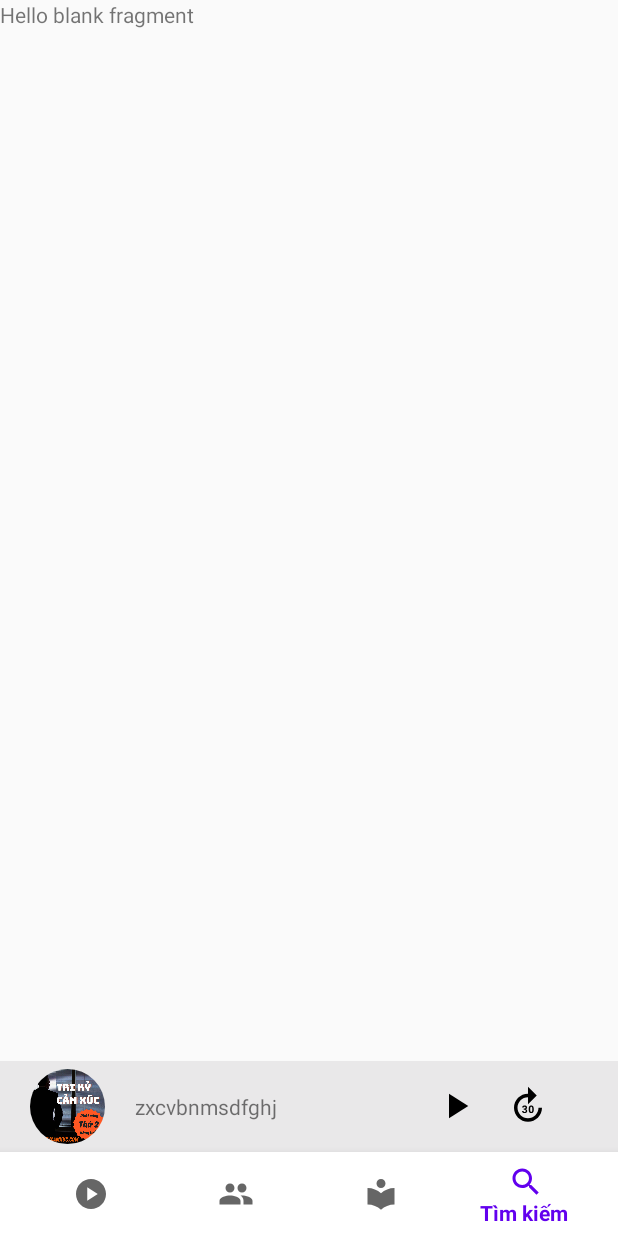
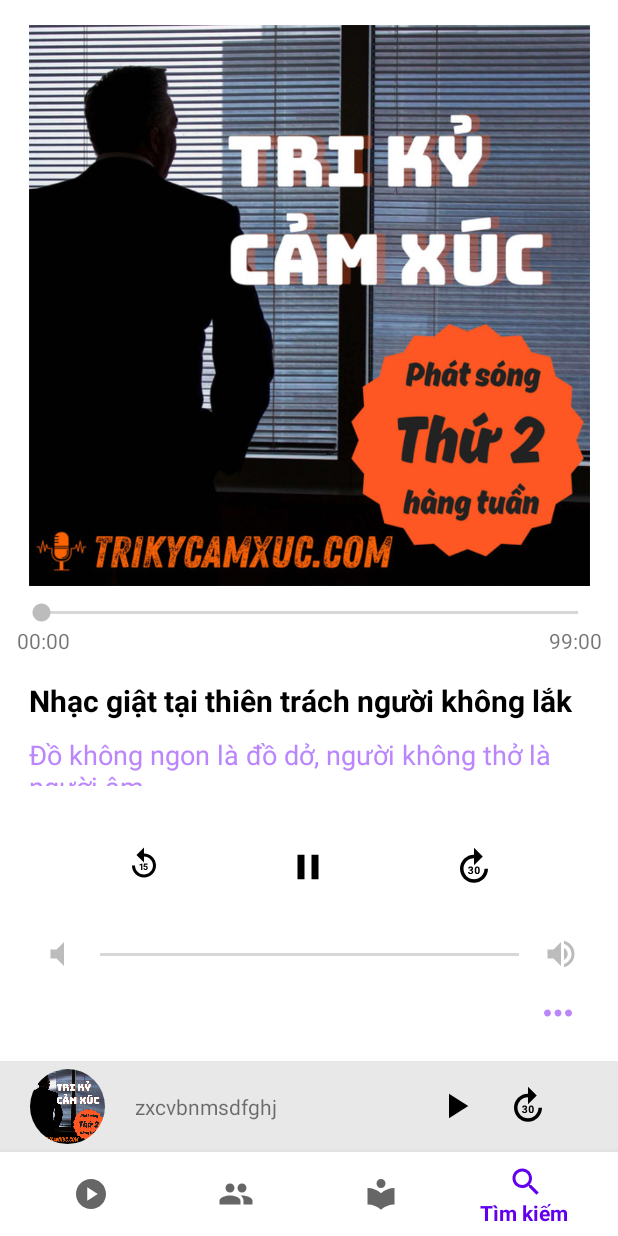
Before and after one commit to lienvanduc1808/Podcast-For-Life, an Android app: the screen it shows after launch (MainActivity), item 4 of the bottom bar chosen, on a phone screen of 412 x 824 dp. Run offline under Robolectric (Android 15) with nearby library versions, the phone set to English and light mode, and no system bars; plain views replace RoundedImageView.

Commit message:
[first commit]

```diff
--- a/app/src/main/AndroidManifest.xml
+++ b/app/src/main/AndroidManifest.xml
@@ -12,6 +12,9 @@
         android:theme="@style/Theme.Channel"
         tools:targetApi="31">
         <activity
+            android:name=".OpisodeFragment"
+            android:exported="false" />
+        <activity
             android:name=".MainActivity"
             android:exported="true">
             <intent-filter>
--- /dev/null
+++ b/app/src/main/java/com/example/channel/EpisodeFragment.kt
@@ -0,0 +1,34 @@
+package com.example.channel
+
+import android.os.Bundle
+import androidx.fragment.app.Fragment
+
+
+import android.view.LayoutInflater
+import android.view.View
+import android.view.ViewGroup
+import android.widget.ImageButton
+import android.widget.TextView
+
+class EpisodeFragment : Fragment() {
+    lateinit var ibMore: ImageButton
+
+    override fun onCreateView(
+        inflater: LayoutInflater, container: ViewGroup?,
+        savedInstanceState: Bundle?
+    ): View? {
+        return inflater.inflate(R.layout.fragment_episode, container, false)
+    }
+
+    override fun onViewCreated(view: View, savedInstanceState: Bundle?) {
+        super.onViewCreated(view, savedInstanceState)
+        ibMore = view.findViewById(R.id.ibMore)
+
+        var morebs = MoreBottomSheet()
+
+        ibMore.setOnClickListener {
+            morebs.show(getParentFragmentManager(), "Bottom Sheet Fragment")
+        }
+
+    }
+}
--- a/app/src/main/java/com/example/channel/MainActivity.kt
+++ b/app/src/main/java/com/example/channel/MainActivity.kt
@@ -25,7 +25,8 @@
                 R.id.action_NgheNgay -> replaceFragment(NgheNgayFragment())
                 R.id.action_Profile -> replaceFragment(ProfileFragment())
                 R.id.action_ThuVien -> replaceFragment(LibraryFragment())
-                R.id.action_Timkiem -> replaceFragment(SearchFragment())
+//                R.id.action_Timkiem -> replaceFragment(SearchFragment())
+                R.id.action_Timkiem -> replaceFragment(EpisodeFragment())
                 else->{
 
                 }
--- /dev/null
+++ b/app/src/main/res/drawable/baseline_replay_10_24.xml
@@ -0,0 +1,7 @@
+<vector android:height="24dp" android:tint="#000000"
+    android:viewportHeight="24" android:viewportWidth="24"
+    android:width="24dp" xmlns:android="http://schemas.android.com/apk/res/android">
+    <path android:fillColor="@android:color/white" android:pathData="M11.99,5V1l-5,5l5,5V7c3.31,0 6,2.69 6,6s-2.69,6 -6,6s-6,-2.69 -6,-6h-2c0,4.42 3.58,8 8,8s8,-3.58 8,-8S16.41,5 11.99,5z"/>
+    <path android:fillColor="@android:color/white" android:pathData="M10.89,16h-0.85v-3.26l-1.01,0.31v-0.69l1.77,-0.63h0.09V16z"/>
+    <path android:fillColor="@android:color/white" android:pathData="M11.69,13.9l0.25,-2.17h2.39v0.71h-1.7l-0.11,0.92c0.03,-0.02 0.07,-0.03 0.11,-0.05s0.09,-0.04 0.15,-0.05s0.12,-0.03 0.18,-0.04s0.13,-0.02 0.2,-0.02c0.21,0 0.39,0.03 0.55,0.1s0.3,0.16 0.41,0.28s0.2,0.27 0.25,0.45s0.09,0.38 0.09,0.6c0,0.19 -0.03,0.37 -0.09,0.54s-0.15,0.32 -0.27,0.45s-0.27,0.24 -0.45,0.31s-0.39,0.12 -0.64,0.12c-0.18,0 -0.36,-0.03 -0.53,-0.08s-0.32,-0.14 -0.46,-0.24s-0.24,-0.24 -0.32,-0.39s-0.13,-0.33 -0.13,-0.53h0.84c0.02,0.18 0.08,0.32 0.19,0.41s0.25,0.15 0.42,0.15c0.11,0 0.2,-0.02 0.27,-0.06s0.14,-0.1 0.18,-0.17s0.08,-0.15 0.11,-0.25s0.03,-0.2 0.03,-0.31s-0.01,-0.21 -0.04,-0.31s-0.07,-0.17 -0.13,-0.24s-0.13,-0.12 -0.21,-0.15s-0.19,-0.05 -0.3,-0.05c-0.08,0 -0.15,0.01 -0.2,0.02s-0.11,0.03 -0.15,0.05s-0.08,0.05 -0.12,0.07s-0.07,0.06 -0.1,0.09L10.69,13.9z"/>
+</vector>
--- /dev/null
+++ b/app/src/main/res/drawable/baseline_volume_mute_24.xml
@@ -0,0 +1,5 @@
+<vector android:autoMirrored="true" android:height="24dp"
+    android:tint="#000000" android:viewportHeight="24"
+    android:viewportWidth="24" android:width="24dp" xmlns:android="http://schemas.android.com/apk/res/android">
+    <path android:fillColor="@android:color/white" android:pathData="M7,9v6h4l5,5V4l-5,5H7z"/>
+</vector>
--- /dev/null
+++ b/app/src/main/res/drawable/baseline_volume_up_24.xml
@@ -0,0 +1,5 @@
+<vector android:autoMirrored="true" android:height="24dp"
+    android:tint="#000000" android:viewportHeight="24"
+    android:viewportWidth="24" android:width="24dp" xmlns:android="http://schemas.android.com/apk/res/android">
+    <path android:fillColor="@android:color/white" android:pathData="M3,9v6h4l5,5L12,4L7,9L3,9zM16.5,12c0,-1.77 -1.02,-3.29 -2.5,-4.03v8.05c1.48,-0.73 2.5,-2.25 2.5,-4.02zM14,3.23v2.06c2.89,0.86 5,3.54 5,6.71s-2.11,5.85 -5,6.71v2.06c4.01,-0.91 7,-4.49 7,-8.77s-2.99,-7.86 -7,-8.77z"/>
+</vector>
--- /dev/null
+++ b/app/src/main/res/layout/fragment_episode.xml
@@ -0,0 +1,158 @@
+<?xml version="1.0" encoding="utf-8"?>
+<androidx.constraintlayout.widget.ConstraintLayout xmlns:android="http://schemas.android.com/apk/res/android"
+    xmlns:app="http://schemas.android.com/apk/res-auto"
+    xmlns:tools="http://schemas.android.com/tools"
+    android:layout_width="match_parent"
+    android:layout_height="match_parent"
+    tools:context=".EpisodeFragment"
+    android:background="@color/white">
+
+    <ScrollView
+        android:layout_width="match_parent"
+        android:layout_height="match_parent">
+        <androidx.constraintlayout.widget.ConstraintLayout
+            android:layout_width="match_parent"
+            android:layout_height="match_parent">
+            <ImageView
+                android:id="@+id/ivCoverImage"
+                android:layout_width="374dp"
+                android:layout_height="375dp"
+                android:layout_marginTop="16dp"
+                app:layout_constraintEnd_toEndOf="parent"
+                app:layout_constraintStart_toStartOf="parent"
+                app:layout_constraintTop_toTopOf="parent"
+                app:srcCompat="@drawable/trikycamxuc" />
+
+
+            <SeekBar
+                android:id="@+id/sbTimeBar"
+                android:layout_width="390dp"
+                android:layout_height="wrap_content"
+                android:layout_marginTop="8dp"
+                android:thumbTint="@color/light_gray"
+                app:layout_constraintEnd_toEndOf="parent"
+                app:layout_constraintHorizontal_bias="0.523"
+                app:layout_constraintStart_toStartOf="parent"
+                app:layout_constraintTop_toBottomOf="@+id/ivCoverImage"
+                tools:ignore="MissingConstraints" />
+
+            <TextView
+                android:id="@+id/tvCurrentTime"
+                android:layout_width="wrap_content"
+                android:layout_height="wrap_content"
+                android:text="00:00"
+                app:layout_constraintStart_toStartOf="@+id/sbTimeBar"
+                app:layout_constraintTop_toBottomOf="@+id/sbTimeBar" />
+
+            <TextView
+                android:id="@+id/tvTimeRemaining"
+                android:layout_width="wrap_content"
+                android:layout_height="wrap_content"
+                android:text="99:00"
+                app:layout_constraintEnd_toEndOf="@+id/sbTimeBar"
+                app:layout_constraintTop_toBottomOf="@+id/sbTimeBar" />
+
+
+            <TextView
+                android:id="@+id/tvTitle"
+                android:layout_width="375dp"
+                android:layout_height="33dp"
+                android:layout_marginTop="36dp"
+                android:ellipsize="marquee"
+                android:text="Nhạc giật tại thiên trách người không lắk"
+                android:textColor="@color/black"
+                android:textSize="20dp"
+                android:textStyle="bold"
+                app:layout_constraintEnd_toEndOf="parent"
+                app:layout_constraintHorizontal_bias="0.527"
+                app:layout_constraintStart_toStartOf="parent"
+                app:layout_constraintTop_toBottomOf="@+id/sbTimeBar" />
+
+            <TextView
+                android:id="@+id/tvDate"
+                android:layout_width="375dp"
+                android:layout_height="33dp"
+                android:layout_marginTop="4dp"
+                android:text="Đồ không ngon là đồ dở, người không thở là người âm"
+                android:textColor="@color/purple_200"
+                android:textSize="18dp"
+                android:ellipsize="marquee"
+                app:layout_constraintEnd_toEndOf="@+id/tvTitle"
+                app:layout_constraintHorizontal_bias="0.333"
+                app:layout_constraintStart_toStartOf="@+id/tvTitle"
+                app:layout_constraintTop_toBottomOf="@+id/tvTitle" />
+
+            <ImageButton
+                android:id="@+id/ibPause"
+                android:layout_width="wrap_content"
+                android:layout_height="wrap_content"
+                android:layout_marginTop="40dp"
+                android:background="@color/white"
+                app:layout_constraintEnd_toEndOf="parent"
+                app:layout_constraintHorizontal_bias="0.498"
+                app:layout_constraintStart_toStartOf="parent"
+                app:layout_constraintTop_toBottomOf="@+id/tvDate"
+                app:srcCompat="@drawable/baseline_pause" />
+
+            <ImageButton
+                android:id="@+id/ibForward"
+                android:layout_width="wrap_content"
+                android:layout_height="wrap_content"
+                android:background="@color/white"
+                app:layout_constraintEnd_toEndOf="parent"
+                app:layout_constraintStart_toEndOf="@+id/ibPause"
+                app:layout_constraintTop_toTopOf="@+id/ibPause"
+                app:srcCompat="@drawable/baseline_forward" />
+
+            <ImageButton
+                android:id="@+id/ibReplay"
+                android:layout_width="wrap_content"
+                android:layout_height="wrap_content"
+                android:background="@color/white"
+                app:layout_constraintEnd_toStartOf="@+id/ibPause"
+                app:layout_constraintStart_toStartOf="parent"
+                app:layout_constraintTop_toTopOf="@+id/ibPause"
+                app:srcCompat="@drawable/baseline_replay_10_24" />
+
+            <SeekBar
+                android:id="@+id/sbVolume"
+                android:layout_width="311dp"
+                android:layout_height="25dp"
+                android:layout_marginTop="32dp"
+                android:thumb="@color/white"
+                app:layout_constraintEnd_toEndOf="parent"
+                app:layout_constraintStart_toStartOf="parent"
+                app:layout_constraintTop_toBottomOf="@+id/ibPause" />
+
+            <ImageView
+                android:id="@+id/ivMute"
+                android:layout_width="wrap_content"
+                android:layout_height="wrap_content"
+                app:layout_constraintEnd_toStartOf="@+id/sbVolume"
+                app:layout_constraintTop_toTopOf="@+id/sbVolume"
+                app:srcCompat="@drawable/baseline_volume_mute_24"
+                app:tint="@color/light_gray" />
+
+            <ImageView
+                android:id="@+id/ivMaxVolume"
+                android:layout_width="wrap_content"
+                android:layout_height="wrap_content"
+                app:layout_constraintStart_toEndOf="@+id/sbVolume"
+                app:layout_constraintTop_toTopOf="@+id/sbVolume"
+                app:srcCompat="@drawable/baseline_volume_up_24"
+                app:tint="@color/light_gray" />
+
+            <ImageButton
+                android:id="@+id/ibMore"
+                android:layout_width="wrap_content"
+                android:layout_height="wrap_content"
+                android:layout_marginTop="12dp"
+                android:background="@color/white"
+                android:tint="@color/purple_200"
+                app:layout_constraintEnd_toEndOf="@+id/ivMaxVolume"
+                app:layout_constraintTop_toBottomOf="@+id/sbVolume"
+                app:srcCompat="@drawable/more_horiz" />
+        </androidx.constraintlayout.widget.ConstraintLayout>
+    </ScrollView>
+
+</androidx.constraintlayout.widget.ConstraintLayout>
--- a/app/src/main/res/values/colors.xml
+++ b/app/src/main/res/values/colors.xml
@@ -7,4 +7,6 @@
     <color name="teal_700">#FF018786</color>
     <color name="black">#FF000000</color>
     <color name="white">#FFFFFFFF</color>
+    <color name="light_gray">#bcbcbc</color>
+    <color name="super_light_gray">#e2e2e2</color>
 </resources>
```
Also changed, not shown: app/src/main/java/com/example/channel/MoreBottomSheet.kt (added, +59 -0 lines), app/src/main/res/layout/bottomsheet_more.xml (added, +71 -0 lines).
